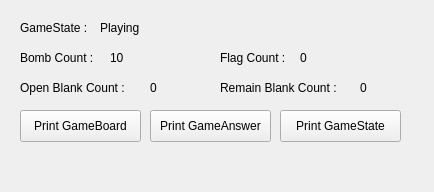
Qt form game.ui (OOPISOP/minesweeper) before a commit.
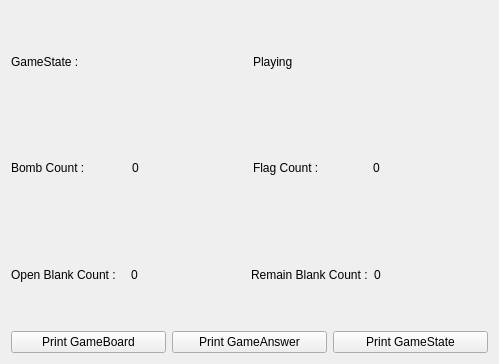
The same form after that commit.

Patch:
```diff
--- a/game.ui
+++ b/game.ui
@@ -6,182 +6,129 @@
    <rect>
     <x>0</x>
     <y>0</y>
-    <width>434</width>
-    <height>192</height>
+    <width>499</width>
+    <height>364</height>
    </rect>
   </property>
   <property name="windowTitle">
    <string>Form</string>
   </property>
+  <layout class="QGridLayout" name="gridLayout_2">
+   <item row="0" column="0">
+    <layout class="QHBoxLayout" name="horizontalLayout">
+     <item>
   <widget class="QLabel" name="label">
-   <property name="geometry">
-    <rect>
-     <x>20</x>
-     <y>20</y>
-     <width>81</width>
-     <height>16</height>
-    </rect>
-   </property>
    <property name="text">
     <string>GameState :</string>
    </property>
   </widget>
+     </item>
+     <item>
   <widget class="QLabel" name="label_2">
-   <property name="geometry">
-    <rect>
-     <x>100</x>
-     <y>20</y>
-     <width>51</width>
-     <height>16</height>
-    </rect>
-   </property>
    <property name="text">
     <string>Playing</string>
    </property>
   </widget>
-  <widget class="QLabel" name="label_3">
-   <property name="geometry">
-    <rect>
-     <x>110</x>
-     <y>50</y>
-     <width>51</width>
-     <height>16</height>
-    </rect>
-   </property>
-   <property name="text">
-    <string>10</string>
-   </property>
-  </widget>
+     </item>
+    </layout>
+   </item>
+   <item row="1" column="0">
+    <layout class="QHBoxLayout" name="horizontalLayout_2">
+     <item>
   <widget class="QLabel" name="label_4">
-   <property name="geometry">
-    <rect>
-     <x>20</x>
-     <y>50</y>
-     <width>81</width>
-     <height>16</height>
-    </rect>
-   </property>
    <property name="text">
     <string>Bomb Count :</string>
    </property>
   </widget>
-  <widget class="QLabel" name="label_5">
-   <property name="geometry">
-    <rect>
-     <x>150</x>
-     <y>80</y>
-     <width>16</width>
-     <height>16</height>
-    </rect>
-   </property>
+     </item>
+     <item>
+      <widget class="QLabel" name="bombCount">
    <property name="text">
     <string>0</string>
    </property>
   </widget>
-  <widget class="QLabel" name="label_6">
-   <property name="geometry">
-    <rect>
-     <x>20</x>
-     <y>80</y>
-     <width>121</width>
-     <height>16</height>
-    </rect>
-   </property>
-   <property name="text">
-    <string>Open Blank Count :</string>
-   </property>
-  </widget>
-  <widget class="QLabel" name="label_7">
-   <property name="geometry">
-    <rect>
-     <x>300</x>
-     <y>50</y>
-     <width>51</width>
-     <height>16</height>
-    </rect>
-   </property>
-   <property name="text">
-    <string>0</string>
-   </property>
-  </widget>
+     </item>
+     <item>
   <widget class="QLabel" name="label_8">
-   <property name="geometry">
-    <rect>
-     <x>220</x>
-     <y>50</y>
-     <width>81</width>
-     <height>16</height>
-    </rect>
-   </property>
    <property name="text">
     <string>Flag Count :</string>
    </property>
   </widget>
-  <widget class="QLabel" name="label_9">
-   <property name="geometry">
-    <rect>
-     <x>360</x>
-     <y>80</y>
-     <width>21</width>
-     <height>16</height>
-    </rect>
-   </property>
+     </item>
+     <item>
+      <widget class="QLabel" name="flagCount">
+       <property name="text">
+        <string>0</string>
+       </property>
+      </widget>
+     </item>
+    </layout>
+   </item>
+   <item row="2" column="0">
+    <layout class="QHBoxLayout" name="horizontalLayout_3">
+     <item>
+      <widget class="QLabel" name="label_6">
    <property name="text">
+        <string>Open Blank Count :</string>
+       </property>
+      </widget>
+     </item>
+     <item>
+      <widget class="QLabel" name="openBlankCount">
+       <property name="text">
     <string>0</string>
    </property>
   </widget>
+     </item>
+     <item>
   <widget class="QLabel" name="label_10">
-   <property name="geometry">
-    <rect>
-     <x>220</x>
-     <y>80</y>
-     <width>141</width>
-     <height>16</height>
-    </rect>
-   </property>
    <property name="text">
     <string>Remain Blank Count :</string>
    </property>
   </widget>
+     </item>
+     <item>
+      <widget class="QLabel" name="remainBlankCount">
+       <property name="text">
+        <string>0</string>
+       </property>
+      </widget>
+     </item>
+    </layout>
+   </item>
+   <item row="3" column="0">
+    <layout class="QHBoxLayout" name="horizontalLayout_4">
+     <item>
   <widget class="QPushButton" name="gameBoardButon">
-   <property name="geometry">
-    <rect>
-     <x>20</x>
-     <y>110</y>
-     <width>121</width>
-     <height>32</height>
-    </rect>
-   </property>
    <property name="text">
     <string>Print GameBoard</string>
    </property>
   </widget>
+     </item>
+     <item>
   <widget class="QPushButton" name="gameAnswerButton">
-   <property name="geometry">
-    <rect>
-     <x>150</x>
-     <y>110</y>
-     <width>121</width>
-     <height>32</height>
-    </rect>
-   </property>
    <property name="text">
     <string>Print GameAnswer</string>
    </property>
   </widget>
+     </item>
+     <item>
   <widget class="QPushButton" name="gameStateButton">
-   <property name="geometry">
-    <rect>
-     <x>280</x>
-     <y>110</y>
-     <width>121</width>
-     <height>32</height>
-    </rect>
-   </property>
    <property name="text">
     <string>Print GameState</string>
    </property>
   </widget>
+     </item>
+    </layout>
+   </item>
+   <item row="4" column="0">
+    <layout class="QGridLayout" name="gridLayout">
+     <property name="sizeConstraint">
+      <enum>QLayout::SetFixedSize</enum>
+     </property>
+    </layout>
+   </item>
+  </layout>
  </widget>
  <resources/>
  <connections/>
```
Lines whose indentation alone changed are shown as unchanged.
